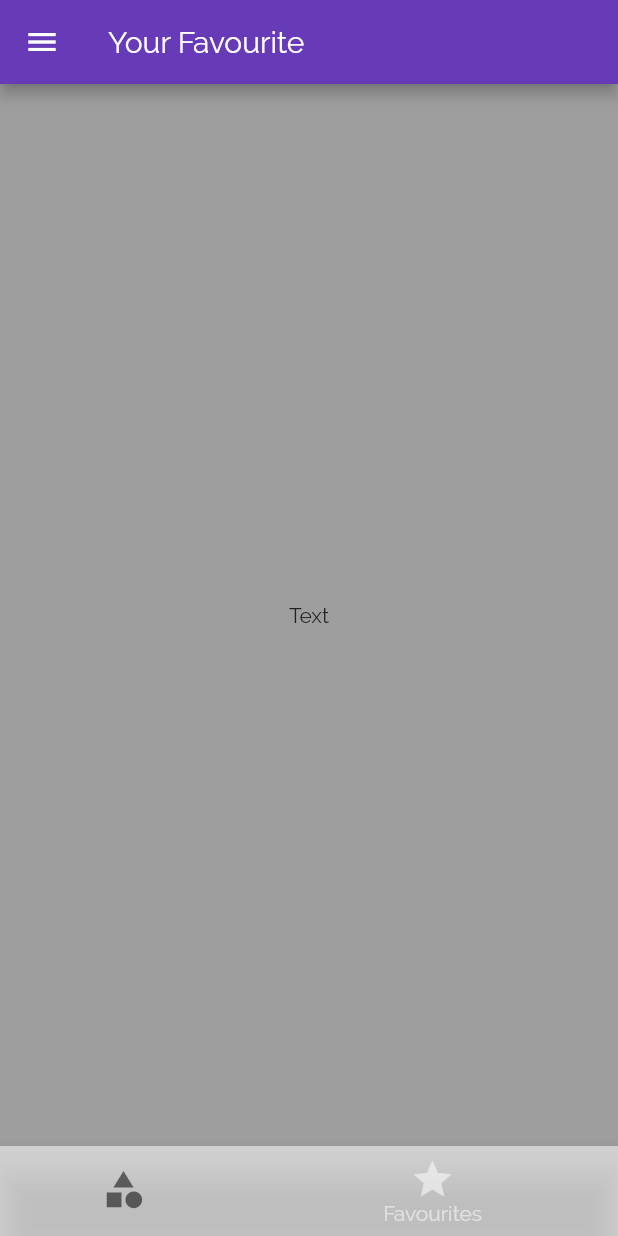
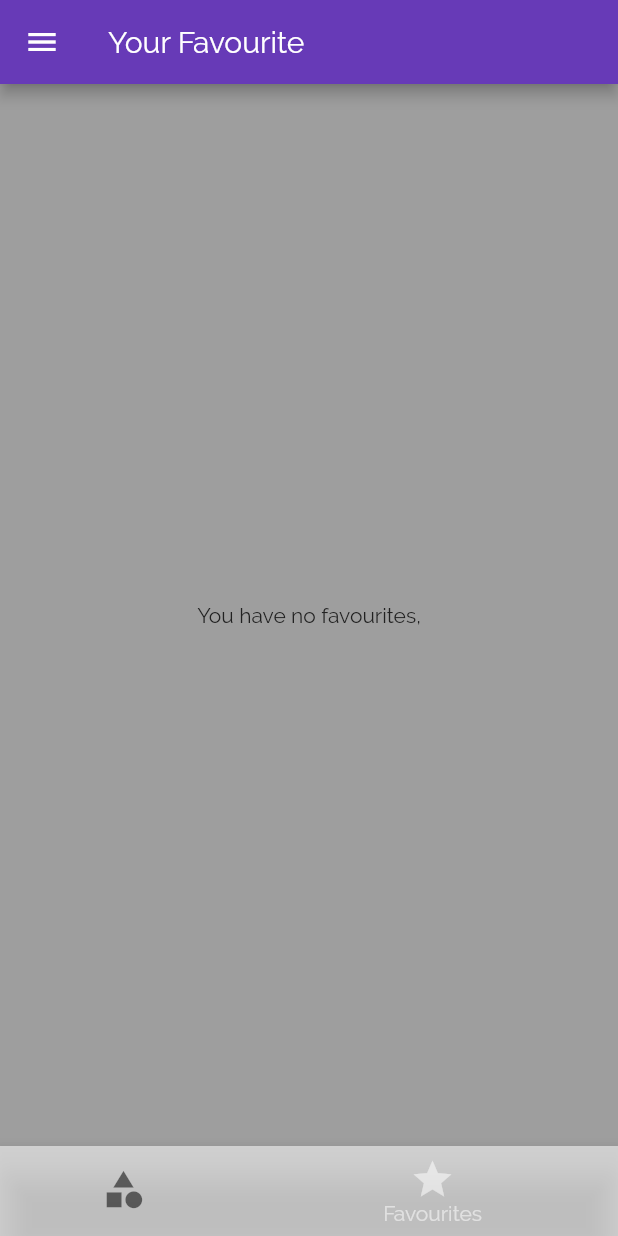
Before and after one commit to jhaym3s/mealsApp, a Flutter app: the screen it shows after launch, item 2 of the bottom bar chosen, on a phone screen of 412 x 824 dp. Run offline on Flutter 3.47's test engine with Material 2 defaults, Android fonts, the phone set to English and light mode, and no system bars.

Commit message:
I ain't touching you again

```diff
--- a/lib/main.dart
+++ b/lib/main.dart
@@ -26,7 +26,7 @@ class _MyAppState extends State<MyApp> {
   };
   List<Meal> availableMeals = DUMMY_MEALS;
   List<Meal> favoriteMeals = [];
-  void selectFilter(Map<String,bool> filterData){
+  void setFilter(Map<String,bool> filterData){
 setState(() {
   filters = filterData;
   availableMeals = DUMMY_MEALS.where((meal) {
@@ -42,23 +42,23 @@ setState(() {
     }
     return true;
   }).toList();
-});
+     });
   }
   void toddleFavorites(String mealId){
     final existingIndex = favoriteMeals.indexWhere((meal) => meal.id == mealId);
-    if(existingIndex >= 0)
-     {
+    if(existingIndex >= 0) {
        setState(() {
          favoriteMeals.removeAt(existingIndex);
        });
-     }else{
+     }
+    else{
       setState(() {
         favoriteMeals.add(DUMMY_MEALS.firstWhere((meals) => meals.id== mealId));
       });
     }
   }
-    void isMealFavorite(String mealId){
-    favoriteMeals.any((meal) => meal.id == mealId);
+    bool isMealFavorite(String mealId){
+    return favoriteMeals.any((meal) => meal.id == mealId);
     }
   @override
   Widget build(BuildContext context) {
@@ -85,7 +85,7 @@ setState(() {
         "/": (context)=> TabScreenBottom(favoriteMeals),
         CategoryMealScreen.routeName: (context)=>CategoryMealScreen(availableMeals),
         MealDetailScreen.routeName: (context) => MealDetailScreen(toddleFavorites,isMealFavorite),
-        FilterScreen.routeName: (context)=> FilterScreen(filters,selectFilter),
+        FilterScreen.routeName: (context)=> FilterScreen(filters,setFilter),
       },
       //the below route is like the 404 page for flutter
       onUnknownRoute: (settings) {
--- a/lib/screens/categoryMealScreen.dart
+++ b/lib/screens/categoryMealScreen.dart
@@ -36,7 +36,7 @@ class _CategoryMealScreenState extends State<CategoryMealScreen> {
       displayedMeal = widget.availableMeals
           .where((element) => element.categories.contains(id))
           .toList();
-      loadedInitData == true;
+      loadedInitData = true;
     }
     super.didChangeDependencies();
 
--- a/lib/screens/favoriteScreen.dart
+++ b/lib/screens/favoriteScreen.dart
@@ -7,16 +7,14 @@ class FavoritesScreen extends StatelessWidget {
   FavoritesScreen(this.favoriteMeals);
   @override
   Widget build(BuildContext context) {
-     if(favoriteMeals.isEmpty){ return Container(
-      child: Center( child: Text("Text"),
-      ),
-     );
+     if(favoriteMeals.isEmpty){
+       return Center( child: Text("You have no favourites,"),
+       );
      }
-     else ListView.builder(
+     else {
+       return ListView.builder(
       itemBuilder: (context, index) {
         return MealItem(
-
-          // I really don't know why removeItem without linking it to an anon function is working
           title: favoriteMeals[index].title,
           imageUrl: favoriteMeals[index].imageUrl,
           duration: favoriteMeals[index].duration,
@@ -24,6 +22,6 @@ class FavoritesScreen extends StatelessWidget {
           complexity: favoriteMeals[index].complexity, id: favoriteMeals[index].id, );
       },
       itemCount: favoriteMeals.length,
-    );
+    );}
   }
 }
```
